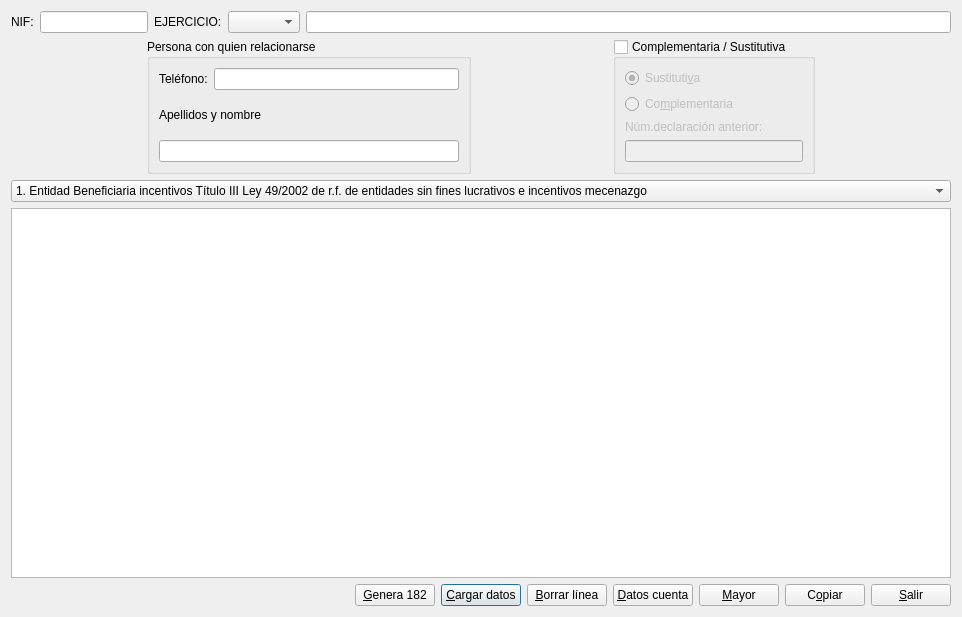
Old version of the form modelo_182.ui in the repository DIBOSAJM/keme.
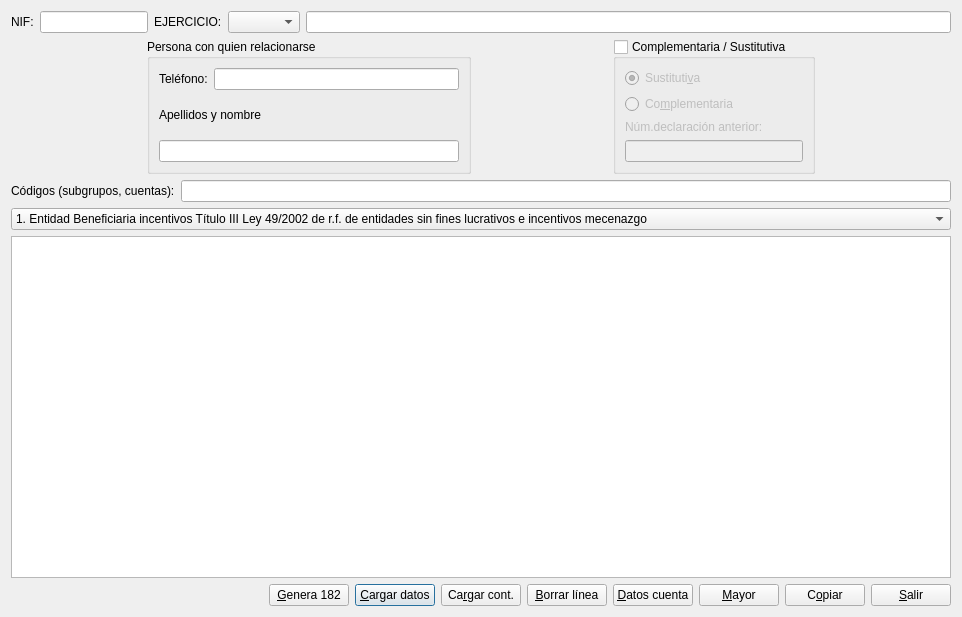
New version of the form. Icons and pictures are not drawn.

```diff
--- a/modelo_182.ui
+++ b/modelo_182.ui
@@ -211,6 +211,29 @@
      </item>
     </layout>
    </item>
+   <item>
+    <layout class="QHBoxLayout" name="horizontalLayout_5">
+     <item>
+      <widget class="QLabel" name="cuentas_label">
+       <property name="text">
+        <string>&lt;html&gt;&lt;head/&gt;&lt;body&gt;&lt;p&gt;Códigos (subgrupos, cuentas):&lt;/p&gt;&lt;/body&gt;&lt;/html&gt;</string>
+       </property>
+       <property name="textFormat">
+        <enum>Qt::TextFormat::RichText</enum>
+       </property>
+       <property name="alignment">
+        <set>Qt::AlignmentFlag::AlignVCenter</set>
+       </property>
+       <property name="wordWrap">
+        <bool>false</bool>
+       </property>
+      </widget>
+     </item>
+     <item>
+      <widget class="QLineEdit" name="codigoslineEdit"/>
+     </item>
+    </layout>
+   </item>
    <item>
     <widget class="QComboBox" name="naturaleza_comboBox">
      <item>
@@ -296,6 +319,17 @@
        </property>
       </widget>
      </item>
+     <item>
+      <widget class="QPushButton" name="cargar_cont_pushButton">
+       <property name="text">
+        <string>Ca&amp;rgar cont.</string>
+       </property>
+       <property name="icon">
+        <iconset resource="keme.qrc">
+         <normaloff>:/iconos/graf/rayo.png</normaloff>:/iconos/graf/rayo.png</iconset>
+       </property>
+      </widget>
+     </item>
      <item>
       <widget class="QPushButton" name="borrarpushButton">
        <property name="text">
```
Left out of the diff: 10 changed lines with no effect on the pictures.
